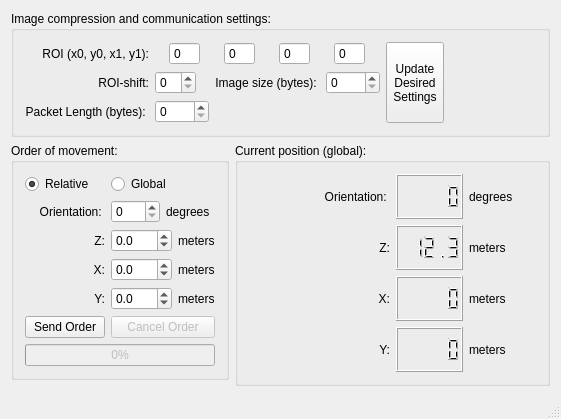
First picture: the form in whrovmainwindow.ui, repository dcentelles/ros_whrov_hmi, before the edit.
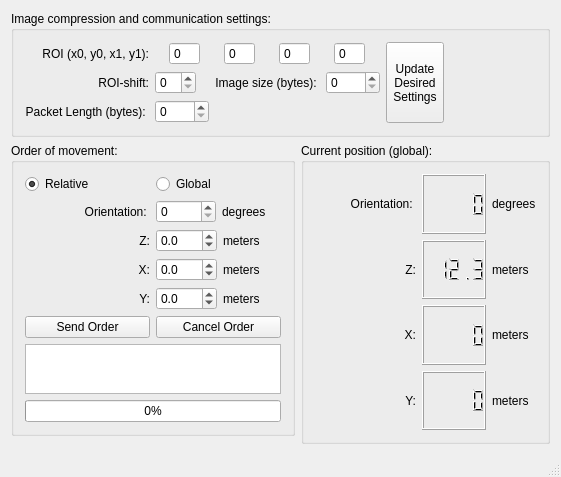
Second picture: the form after the edit.

Diff of the .ui file:
```diff
--- a/whrovmainwindow.ui
+++ b/whrovmainwindow.ui
@@ -7,14 +7,14 @@
     <x>0</x>
     <y>0</y>
     <width>561</width>
-    <height>419</height>
+    <height>477</height>
    </rect>
   </property>
   <property name="windowTitle">
    <string>MERBOTS Wireless HROV HMI: Control</string>
   </property>
   <widget class="QWidget" name="centralWidget">
-   <layout class="QGridLayout" name="gridLayout" rowstretch="1,0">
+   <layout class="QGridLayout" name="gridLayout" rowstretch="1,0,0">
     <item row="0" column="1" colspan="3">
      <widget class="QGroupBox" name="groupBox_3">
       <property name="sizePolicy">
@@ -220,7 +220,7 @@
       </layout>
      </widget>
     </item>
-    <item row="1" column="1">
+    <item row="2" column="1">
      <layout class="QVBoxLayout" name="verticalLayout_2">
       <property name="sizeConstraint">
        <enum>QLayout::SetMinimumSize</enum>
@@ -236,11 +236,11 @@
         <property name="title">
          <string>Order of movement:</string>
         </property>
-        <layout class="QGridLayout" name="gridLayout_2" rowstretch="0,0,0,0,0,0,0,0" columnstretch="0,0,0">
+        <layout class="QGridLayout" name="gridLayout_2" rowstretch="0,0,0,0,0,0,0,0,0,0" columnstretch="0,0,0">
          <property name="sizeConstraint">
           <enum>QLayout::SetMinimumSize</enum>
          </property>
-         <item row="0" column="2">
+         <item row="1" column="2">
           <widget class="QRadioButton" name="globalOrder_radioButton">
            <property name="enabled">
             <bool>true</bool>
@@ -250,7 +250,7 @@
            </property>
           </widget>
          </item>
-         <item row="2" column="1">
+         <item row="3" column="1">
           <widget class="QLabel" name="label_11">
            <property name="text">
             <string>Z:</string>
@@ -260,14 +260,14 @@
            </property>
           </widget>
          </item>
-         <item row="6" column="1">
+         <item row="7" column="1">
           <widget class="QPushButton" name="sendOrder_pushButton">
            <property name="text">
             <string>Send Order</string>
            </property>
           </widget>
          </item>
-         <item row="4" column="2">
+         <item row="5" column="2">
           <layout class="QHBoxLayout" name="horizontalLayout_3">
            <item>
             <widget class="QDoubleSpinBox" name="y_doubleSpinBox">
@@ -288,7 +288,7 @@
            </item>
           </layout>
          </item>
-         <item row="3" column="2">
+         <item row="4" column="2">
           <layout class="QHBoxLayout" name="horizontalLayout">
            <item>
             <widget class="QDoubleSpinBox" name="x_doubleSpinBox">
@@ -315,7 +315,7 @@
            </item>
           </layout>
          </item>
-         <item row="3" column="1">
+         <item row="4" column="1">
           <widget class="QLabel" name="label_12">
            <property name="text">
             <string>X:</string>
@@ -325,7 +325,7 @@
            </property>
           </widget>
          </item>
-         <item row="2" column="2">
+         <item row="3" column="2">
           <layout class="QHBoxLayout" name="horizontalLayout_6">
            <item>
             <widget class="QDoubleSpinBox" name="z_doubleSpinBox">
@@ -346,17 +346,17 @@
            </item>
           </layout>
          </item>
-         <item row="6" column="2">
+         <item row="7" column="2">
           <widget class="QPushButton" name="cancelOrder_pushButton">
            <property name="enabled">
-            <bool>false</bool>
+            <bool>true</bool>
            </property>
            <property name="text">
             <string>Cancel Order</string>
            </property>
           </widget>
          </item>
-         <item row="0" column="1">
+         <item row="1" column="1">
           <widget class="QRadioButton" name="relativeOrder_radioButton">
            <property name="text">
             <string>Relative</string>
@@ -366,17 +366,17 @@
            </property>
           </widget>
          </item>
-         <item row="7" column="1" colspan="2">
+         <item row="9" column="1" colspan="2">
           <widget class="QProgressBar" name="order_progressBar">
            <property name="enabled">
-            <bool>false</bool>
+            <bool>true</bool>
            </property>
            <property name="value">
             <number>0</number>
            </property>
           </widget>
          </item>
-         <item row="1" column="1">
+         <item row="2" column="1">
           <widget class="QLabel" name="label_8">
            <property name="text">
             <string>Orientation: </string>
@@ -386,7 +386,7 @@
            </property>
           </widget>
          </item>
-         <item row="1" column="2">
+         <item row="2" column="2">
           <layout class="QHBoxLayout" name="horizontalLayout_5">
            <item>
             <widget class="QSpinBox" name="orientation_spinBox">
@@ -404,7 +404,7 @@
            </item>
           </layout>
          </item>
-         <item row="4" column="1">
+         <item row="5" column="1">
           <widget class="QLabel" name="label_13">
            <property name="text">
             <string>Y:</string>
@@ -414,6 +414,35 @@
            </property>
           </widget>
          </item>
+         <item row="8" column="1" colspan="2">
+          <layout class="QHBoxLayout" name="horizontalLayout_11">
+           <property name="spacing">
+            <number>0</number>
+           </property>
+           <property name="sizeConstraint">
+            <enum>QLayout::SetNoConstraint</enum>
+           </property>
+           <item>
+            <widget class="QPlainTextEdit" name="notifications_plainTextEdit">
+             <property name="sizePolicy">
+              <sizepolicy hsizetype="MinimumExpanding" vsizetype="MinimumExpanding">
+               <horstretch>0</horstretch>
+               <verstretch>0</verstretch>
+              </sizepolicy>
+             </property>
+             <property name="maximumSize">
+              <size>
+               <width>16777215</width>
+               <height>50</height>
+              </size>
+             </property>
+             <property name="readOnly">
+              <bool>true</bool>
+             </property>
+            </widget>
+           </item>
+          </layout>
+         </item>
         </layout>
        </widget>
       </item>
@@ -432,7 +461,7 @@
       </item>
      </layout>
     </item>
-    <item row="1" column="2" colspan="2">
+    <item row="2" column="2" colspan="2">
      <widget class="QGroupBox" name="groupBox_5">
       <property name="title">
        <string>Current position (global):</string>
```
